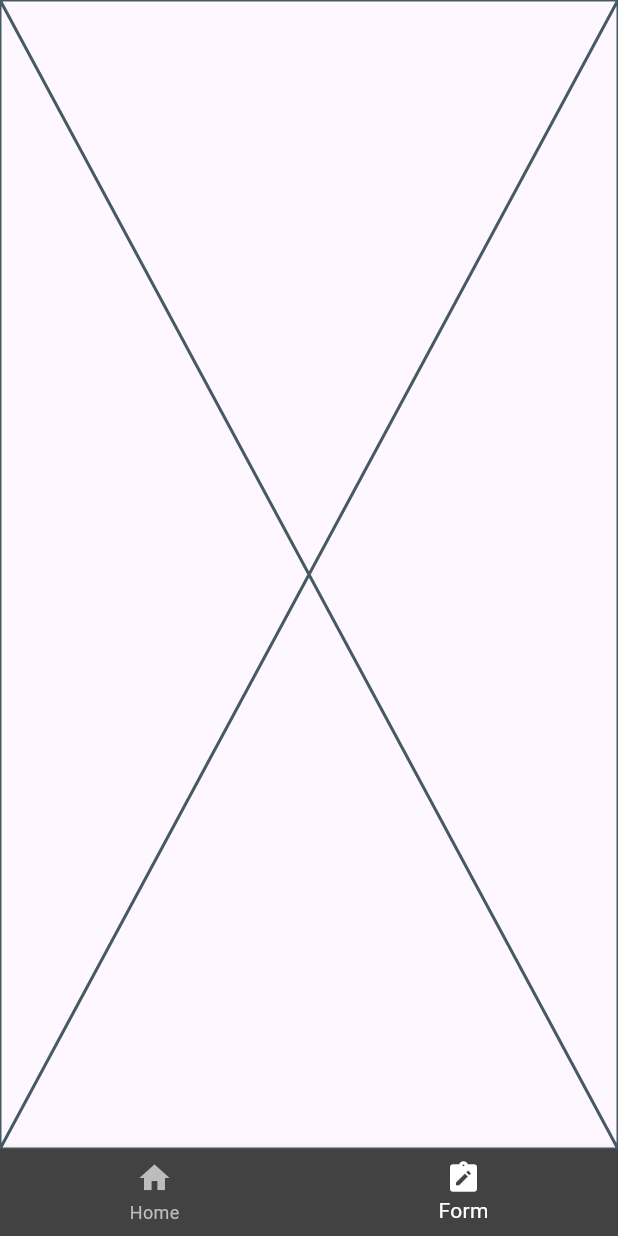
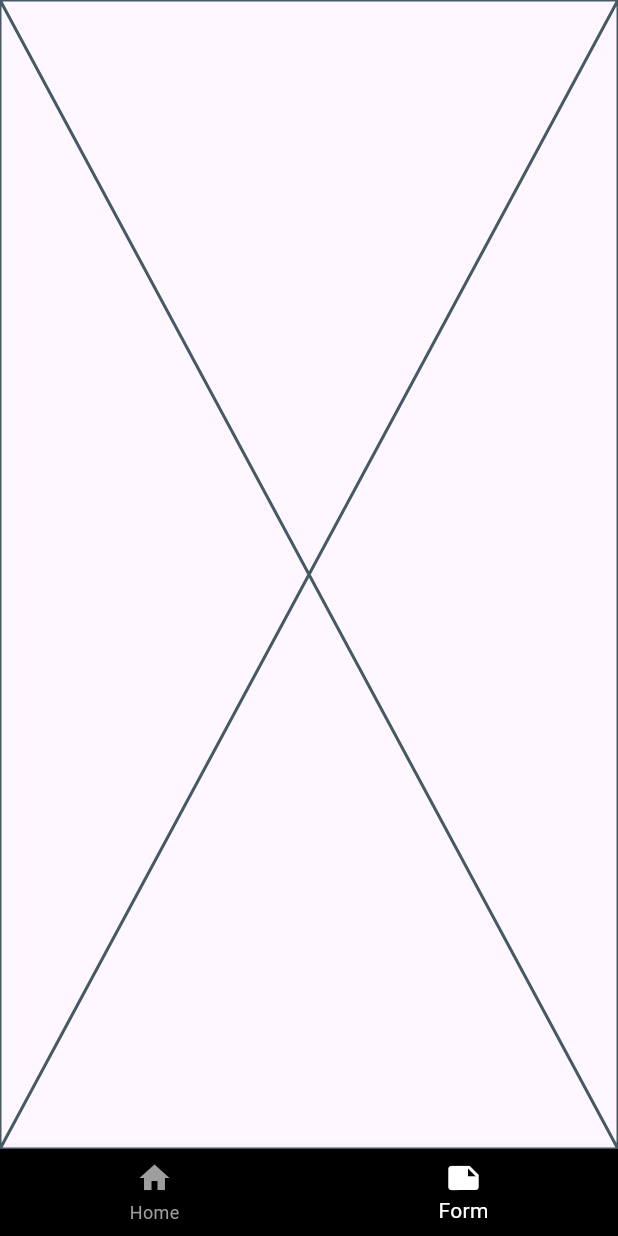
Before and after one commit to amirulmukmin3007/learning_application_api, a Flutter app: the screen it shows after launch, item 2 of the bottom bar chosen, on a phone screen of 412 x 824 dp. Run offline on Flutter 3.47's test engine with Material 3 defaults, Android fonts, the phone set to English and light mode, and no system bars; network calls fail.

Commit message:
new update

```diff
--- a/lib/main.dart
+++ b/lib/main.dart
@@ -1,17 +1,16 @@
 import 'package:flutter/material.dart';
-import 'package:learning_application_api/views/screens/central_screens.dart';
+import 'package:learning_application_api/views/screens/home.dart';
+import 'package:learning_application_api/views/screens/main_screen.dart';
 
 void main() {
-  runApp(MyApp());
+  runApp(const MainApp());
 }
 
-class MyApp extends StatelessWidget {
+class MainApp extends StatelessWidget {
+  const MainApp({super.key});
+
   @override
   Widget build(BuildContext context) {
-    return MaterialApp(
-      title: 'Basic Widgets Demo',
-      theme: ThemeData(primarySwatch: Colors.blue),
-      home: CentralScreen(),
-    );
+    return MaterialApp(home: MainScreen());
   }
 }
--- a/lib/utils/components/custom_navbar.dart
+++ b/lib/utils/components/custom_navbar.dart
@@ -1,15 +1,26 @@
 import 'package:flutter/material.dart';
 
-class CustomBottomNavigation extends StatelessWidget {
+class CustomNavbar extends StatelessWidget {
+  const CustomNavbar({
+    super.key,
+    required this.onTap,
+    required this.currentIndex,
+  });
+
+  final Function(int) onTap;
+  final int currentIndex;
+
   @override
   Widget build(BuildContext context) {
     return BottomNavigationBar(
-      backgroundColor: Colors.grey[800],
+      onTap: onTap,
+      currentIndex: currentIndex,
+      backgroundColor: Colors.black,
       selectedItemColor: Colors.white,
-      unselectedItemColor: Colors.grey[400],
+      unselectedItemColor: Colors.grey,
       items: [
-        BottomNavigationBarItem(icon: Icon(Icons.home), label: ''),
-        BottomNavigationBarItem(icon: Icon(Icons.note_alt), label: ''),
+        BottomNavigationBarItem(icon: Icon(Icons.home), label: 'Home'),
+        BottomNavigationBarItem(icon: Icon(Icons.note), label: 'Form'),
       ],
     );
   }
--- a/lib/utils/route/api.dart
+++ b/lib/utils/route/api.dart
@@ -7,7 +7,7 @@ class Api {
   static const getTaskDataMichael = baseUrl + 'api/tasks/michael';
   static const getTaskDataSarah = baseUrl + 'api/tasks/sarah';
   static const getTaskDataDavid = baseUrl + 'api/tasks/david';
-  static const getTaskDataEmma = baseUrl + 'api/tasks/anna';
+  static const getTaskDataEmma = baseUrl + 'api/tasks/emma';
   static const getTaskDataJames = baseUrl + 'api/tasks/james';
   static const getTaskDataLisa = baseUrl + 'api/tasks/lisa';
   static const getTaskDataRobert = baseUrl + 'api/tasks/robert';
--- a/lib/views/screens/central_screens.dart
+++ /dev/null
@@ -1,37 +0,0 @@
-import 'package:flutter/material.dart';
-import 'package:learning_application_api/views/screens/form.dart';
-import 'package:learning_application_api/views/screens/home.dart';
-
-class CentralScreen extends StatefulWidget {
-  @override
-  _CentralScreenState createState() => _CentralScreenState();
-}
-
-class _CentralScreenState extends State<CentralScreen> {
-  int _currentIndex = 0;
-
-  // List of screens for navigation
-  final List<Widget> _screens = [HomePage(), FormPage()];
-
-  @override
-  Widget build(BuildContext context) {
-    return Scaffold(
-      body: _screens[_currentIndex],
-      bottomNavigationBar: BottomNavigationBar(
-        backgroundColor: Colors.grey[800],
-        selectedItemColor: Colors.white,
-        unselectedItemColor: Colors.grey[400],
-        currentIndex: _currentIndex,
-        onTap: (index) {
-          setState(() {
-            _currentIndex = index;
-          });
-        },
-        items: [
-          BottomNavigationBarItem(icon: Icon(Icons.home), label: 'Home'),
-          BottomNavigationBarItem(icon: Icon(Icons.note_alt), label: 'Form'),
-        ],
-      ),
-    );
-  }
-}
--- /dev/null
+++ b/lib/views/screens/main_screen.dart
@@ -0,0 +1,31 @@
+import 'package:flutter/material.dart';
+import 'package:learning_application_api/utils/components/custom_navbar.dart';
+import 'package:learning_application_api/views/screens/form_page.dart';
+import 'package:learning_application_api/views/screens/home.dart';
+
+class MainScreen extends StatefulWidget {
+  const MainScreen({super.key});
+
+  @override
+  State<MainScreen> createState() => _MainScreenState();
+}
+
+class _MainScreenState extends State<MainScreen> {
+  int currentIndex = 0;
+  List<Widget> screens = [Home(), FormPage()];
+
+  @override
+  Widget build(BuildContext context) {
+    return Scaffold(
+      body: screens[currentIndex],
+      bottomNavigationBar: CustomNavbar(
+        onTap: (value) {
+          setState(() {
+            currentIndex = value;
+          });
+        },
+        currentIndex: currentIndex,
+      ),
+    );
+  }
+}
```
Also changed, not shown: lib/models/task_models.dart (+10 -4 lines), lib/utils/components/custom_appbar.dart (+6 -10 lines), lib/utils/components/custom_listtile.dart (+19 -13 lines), lib/views/screens/home.dart (+79 -82 lines), lib/views/screens/form_page.dart (renamed from lib/views/screens/form.dart).
